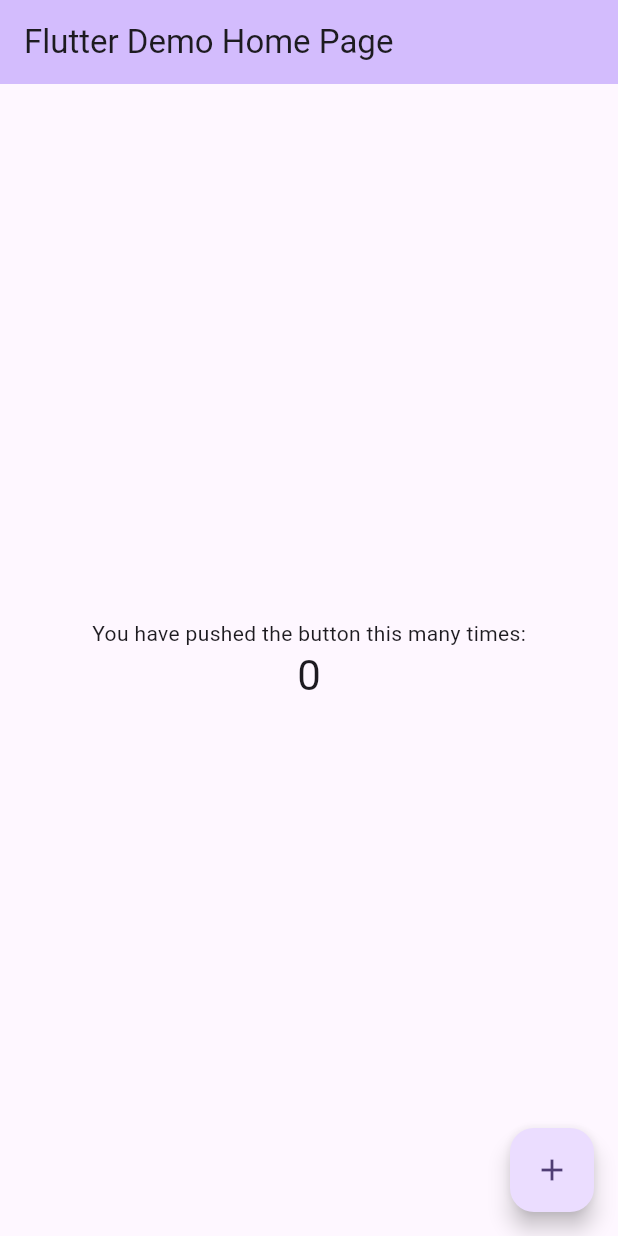
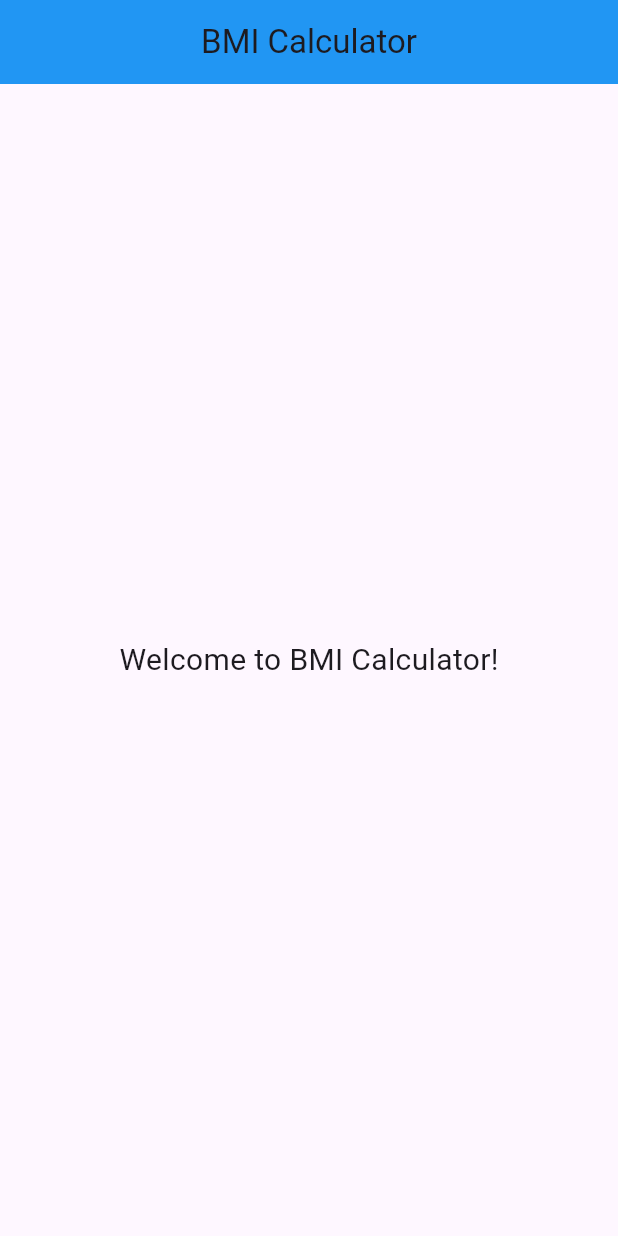
Before and after one commit to jeba234/bmi_calculator, a Flutter app: the screen it shows after launch, on a phone screen of 412 x 824 dp. Run offline on Flutter 3.47's test engine with Material 3 defaults, Android fonts, the phone set to English and light mode, and no system bars.

Commit message:
Step 2: Cleaned up default code and set up basic app structure

```diff
--- a/lib/main.dart
+++ b/lib/main.dart
@@ -1,122 +1,47 @@
 import 'package:flutter/material.dart';
 
 void main() {
-  runApp(const MyApp());
+  runApp(const BMICalculator());
 }
 
-class MyApp extends StatelessWidget {
-  const MyApp({super.key});
+class BMICalculator extends StatelessWidget {
+  const BMICalculator({super.key});
 
-  // This widget is the root of your application.
   @override
   Widget build(BuildContext context) {
     return MaterialApp(
-      title: 'Flutter Demo',
+      title: 'BMI Calculator',
       theme: ThemeData(
-        // This is the theme of your application.
-        //
-        // TRY THIS: Try running your application with "flutter run". You'll see
-        // the application has a purple toolbar. Then, without quitting the app,
-        // try changing the seedColor in the colorScheme below to Colors.green
-        // and then invoke "hot reload" (save your changes or press the "hot
-        // reload" button in a Flutter-supported IDE, or press "r" if you used
-        // the command line to start the app).
-        //
-        // Notice that the counter didn't reset back to zero; the application
-        // state is not lost during the reload. To reset the state, use hot
-        // restart instead.
-        //
-        // This works for code too, not just values: Most code changes can be
-        // tested with just a hot reload.
-        colorScheme: ColorScheme.fromSeed(seedColor: Colors.deepPurple),
+        primarySwatch: Colors.blue,
+        useMaterial3: true,
       ),
-      home: const MyHomePage(title: 'Flutter Demo Home Page'),
+      home: const HomePage(),
     );
   }
 }
 
-class MyHomePage extends StatefulWidget {
-  const MyHomePage({super.key, required this.title});
-
-  // This widget is the home page of your application. It is stateful, meaning
-  // that it has a State object (defined below) that contains fields that affect
-  // how it looks.
-
-  // This class is the configuration for the state. It holds the values (in this
-  // case the title) provided by the parent (in this case the App widget) and
-  // used by the build method of the State. Fields in a Widget subclass are
-  // always marked "final".
-
-  final String title;
+class HomePage extends StatefulWidget {
+  const HomePage({super.key});
 
   @override
-  State<MyHomePage> createState() => _MyHomePageState();
+  State<HomePage> createState() => _HomePageState();
 }
 
-class _MyHomePageState extends State<MyHomePage> {
-  int _counter = 0;
-
-  void _incrementCounter() {
-    setState(() {
-      // This call to setState tells the Flutter framework that something has
-      // changed in this State, which causes it to rerun the build method below
-      // so that the display can reflect the updated values. If we changed
-      // _counter without calling setState(), then the build method would not be
-      // called again, and so nothing would appear to happen.
-      _counter++;
-    });
-  }
-
+class _HomePageState extends State<HomePage> {
   @override
   Widget build(BuildContext context) {
-    // This method is rerun every time setState is called, for instance as done
-    // by the _incrementCounter method above.
-    //
-    // The Flutter framework has been optimized to make rerunning build methods
-    // fast, so that you can just rebuild anything that needs updating rather
-    // than having to individually change instances of widgets.
     return Scaffold(
       appBar: AppBar(
-        // TRY THIS: Try changing the color here to a specific color (to
-        // Colors.amber, perhaps?) and trigger a hot reload to see the AppBar
-        // change color while the other colors stay the same.
-        backgroundColor: Theme.of(context).colorScheme.inversePrimary,
-        // Here we take the value from the MyHomePage object that was created by
-        // the App.build method, and use it to set our appbar title.
-        title: Text(widget.title),
+        backgroundColor: Colors.blue,
+        title: const Text('BMI Calculator'),
+        centerTitle: true,
       ),
-      body: Center(
-        // Center is a layout widget. It takes a single child and positions it
-        // in the middle of the parent.
-        child: Column(
-          // Column is also a layout widget. It takes a list of children and
-          // arranges them vertically. By default, it sizes itself to fit its
-          // children horizontally, and tries to be as tall as its parent.
-          //
-          // Column has various properties to control how it sizes itself and
-          // how it positions its children. Here we use mainAxisAlignment to
-          // center the children vertically; the main axis here is the vertical
-          // axis because Columns are vertical (the cross axis would be
-          // horizontal).
-          //
-          // TRY THIS: Invoke "debug painting" (choose the "Toggle Debug Paint"
-          // action in the IDE, or press "p" in the console), to see the
-          // wireframe for each widget.
-          mainAxisAlignment: MainAxisAlignment.center,
-          children: <Widget>[
-            const Text('You have pushed the button this many times:'),
-            Text(
-              '$_counter',
-              style: Theme.of(context).textTheme.headlineMedium,
-            ),
-          ],
+      body: const Center(
+        child: Text(
+          'Welcome to BMI Calculator!',
+          style: TextStyle(fontSize: 20),
         ),
       ),
-      floatingActionButton: FloatingActionButton(
-        onPressed: _incrementCounter,
-        tooltip: 'Increment',
-        child: const Icon(Icons.add),
-      ), // This trailing comma makes auto-formatting nicer for build methods.
     );
   }
 }
```
